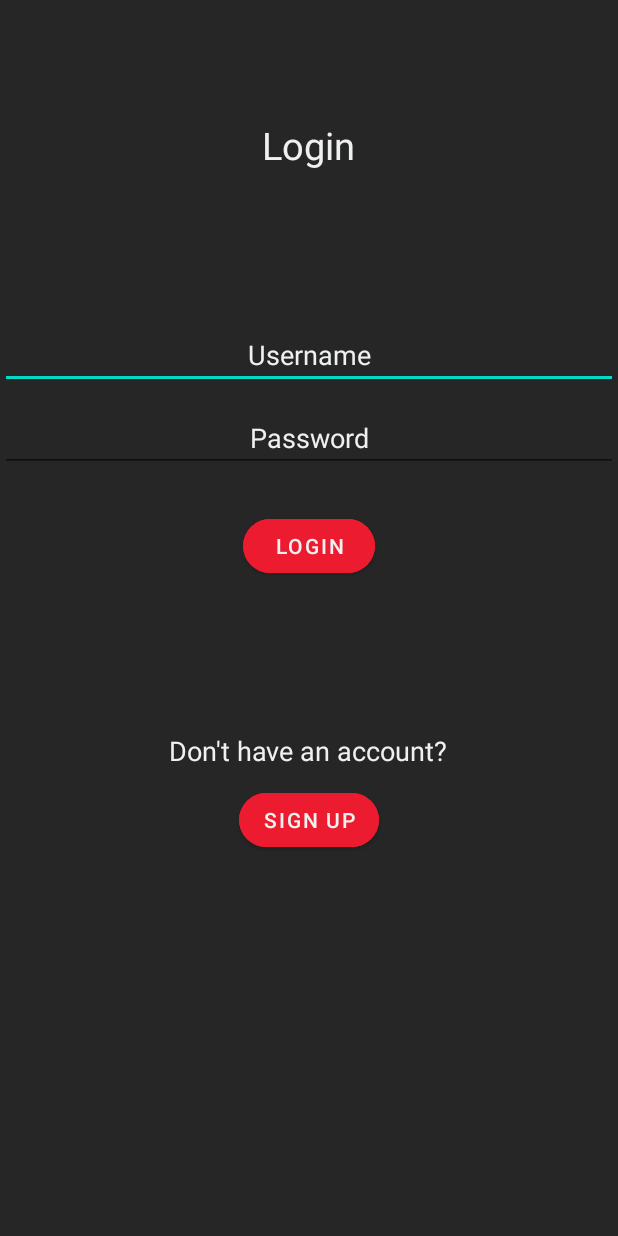
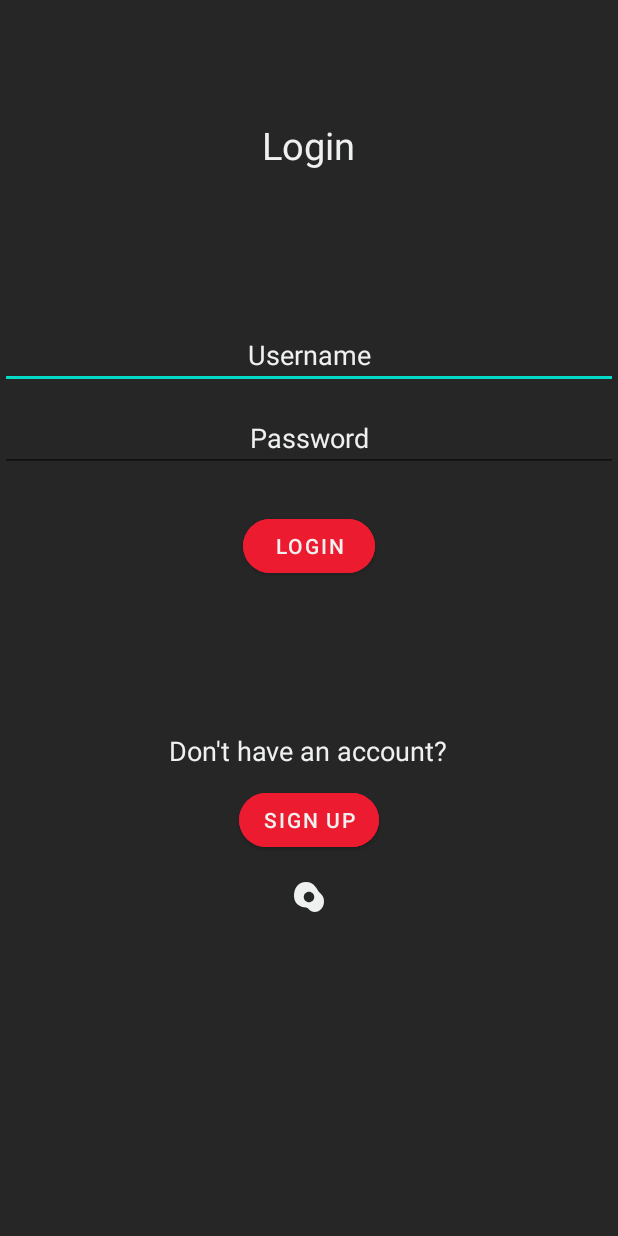
Before and after one commit to McGill-ECSE321-Fall2021/project-group-12, an Android app: the screen it shows after launch (MainActivity), after a tap on "LOGIN", on a phone screen of 412 x 824 dp. Run offline under Robolectric (Android 15) with nearby library versions, the phone set to English and light mode, and no system bars; our stand-ins replace navigation-ui; libraries missing offline, so code that uses them is left out: com.loopj.android, cz.msebera.android; 1 statement that could not run was skipped; 1 other tap on this screen came first.

Commit message:
Final Commit

```diff
--- a/LibraryAndroid/app/src/main/java/ca/mcgill/ecse321/library_android/MainActivity.java
+++ b/LibraryAndroid/app/src/main/java/ca/mcgill/ecse321/library_android/MainActivity.java
@@ -1362,8 +1362,8 @@ public class MainActivity extends AppCompatActivity {
         setContentView(R.layout.login_page);
     }
 
-//    public void toggleIcon(View v){
-//        final ImageView img = (ImageView) findViewById(R.id.mButton);
-//        img.setImageResource(R.drawable.baseline_mystery_alt_24);
-//    }
+    public void toggleIcon(View v){
+        final ImageView img = (ImageView) findViewById(R.id.mButton);
+        img.setImageResource(R.drawable.baseline_mystery_alt_24);
+    }
 }
--- a/LibraryAndroid/app/src/main/res/layout/login_page.xml
+++ b/LibraryAndroid/app/src/main/res/layout/login_page.xml
@@ -111,15 +111,15 @@
             app:layout_constraintBottom_toBottomOf="parent"
             app:layout_constraintEnd_toEndOf="parent" />
 
-        <!--        <ImageView-->
-        <!--            android:id="@+id/mButton"-->
-        <!--            android:layout_width="wrap_content"-->
-        <!--            android:layout_height="wrap_content"-->
-        <!--            android:layout_gravity="center"-->
-        <!--            android:layout_marginTop="15dp"-->
-        <!--            app:srcCompat="@drawable/baseline_mystery_24"-->
-        <!--            android:onClick="toggleIcon"-->
-        <!--            app:tint="@color/light_color" />-->
+                <ImageView
+                    android:id="@+id/mButton"
+                    android:layout_width="wrap_content"
+                    android:layout_height="wrap_content"
+                    android:layout_gravity="center"
+                    android:layout_marginTop="15dp"
+                    app:srcCompat="@drawable/baseline_mystery_24"
+                    android:onClick="toggleIcon"
+                    app:tint="@color/light_color" />
 
     </LinearLayout>
 
```
